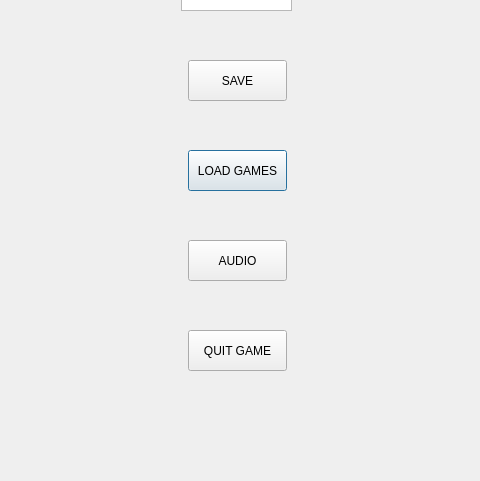
Qt form options.ui (Matin0789/Condottiere-) before a commit; both pictures show x 269 to 749 and y 140 to 621 of the 1021 by 789 pixel window.
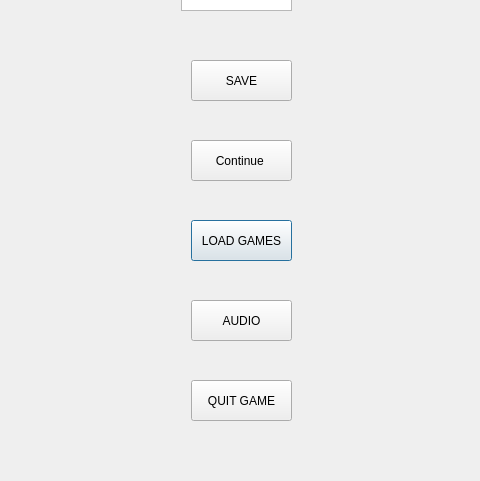
The same form after that commit. Icons and pictures are not drawn.

Patch:
```diff
--- a/options.ui
+++ b/options.ui
@@ -19,9 +19,9 @@
   <widget class="QPushButton" name="pb_load">
    <property name="geometry">
     <rect>
-     <x>457</x>
-     <y>290</y>
-     <width>99</width>
+     <x>460</x>
+     <y>360</y>
+     <width>101</width>
      <height>41</height>
     </rect>
    </property>
@@ -57,9 +57,9 @@
   <widget class="QPushButton" name="pb_save">
    <property name="geometry">
     <rect>
-     <x>457</x>
+     <x>460</x>
      <y>200</y>
-     <width>99</width>
+     <width>101</width>
      <height>41</height>
     </rect>
    </property>
@@ -95,9 +95,9 @@
   <widget class="QPushButton" name="pb_quit">
    <property name="geometry">
     <rect>
-     <x>457</x>
-     <y>470</y>
-     <width>99</width>
+     <x>460</x>
+     <y>520</y>
+     <width>101</width>
      <height>41</height>
     </rect>
    </property>
@@ -133,9 +133,9 @@
   <widget class="QPushButton" name="pb_audio">
    <property name="geometry">
     <rect>
-     <x>457</x>
-     <y>380</y>
-     <width>99</width>
+     <x>460</x>
+     <y>440</y>
+     <width>101</width>
      <height>41</height>
     </rect>
    </property>
@@ -207,6 +207,44 @@
 &lt;p align=&quot;center&quot; style=&quot; margin-top:0px; margin-bottom:0px; margin-left:0px; margin-right:0px; -qt-block-indent:0; text-indent:0px;&quot;&gt;&lt;span style=&quot; font-size:14pt; font-weight:700;&quot;&gt;OPTIONS&lt;/span&gt;&lt;/p&gt;&lt;/body&gt;&lt;/html&gt;</string>
    </property>
   </widget>
+  <widget class="QPushButton" name="pb_Continue">
+   <property name="geometry">
+    <rect>
+     <x>460</x>
+     <y>280</y>
+     <width>101</width>
+     <height>41</height>
+    </rect>
+   </property>
+   <property name="styleSheet">
+    <string notr="true">
+QPushButton
+{
+	color : black ;
+	background-color : ;
+	font: 700 11pt &quot;B Koodak&quot;;
+	border-image: 30px ;
+}
+
+QPushButton : Hover
+{
+	background-color : ;
+    border-radius : 40px ;
+	border-image: 10px ;
+}
+
+QPushButton : pressed
+{
+	background-color :black ;
+	color : white ;
+	border-image: url(:/Description/Graphics/photos/blue.jpg);
+
+}</string>
+   </property>
+   <property name="text">
+    <string>Continue </string>
+   </property>
+  </widget>
   <zorder>label</zorder>
   <zorder>pb_load</zorder>
   <zorder>pb_save</zorder>
```
Left out of the diff: 1 changed line with no effect on the pictures.
